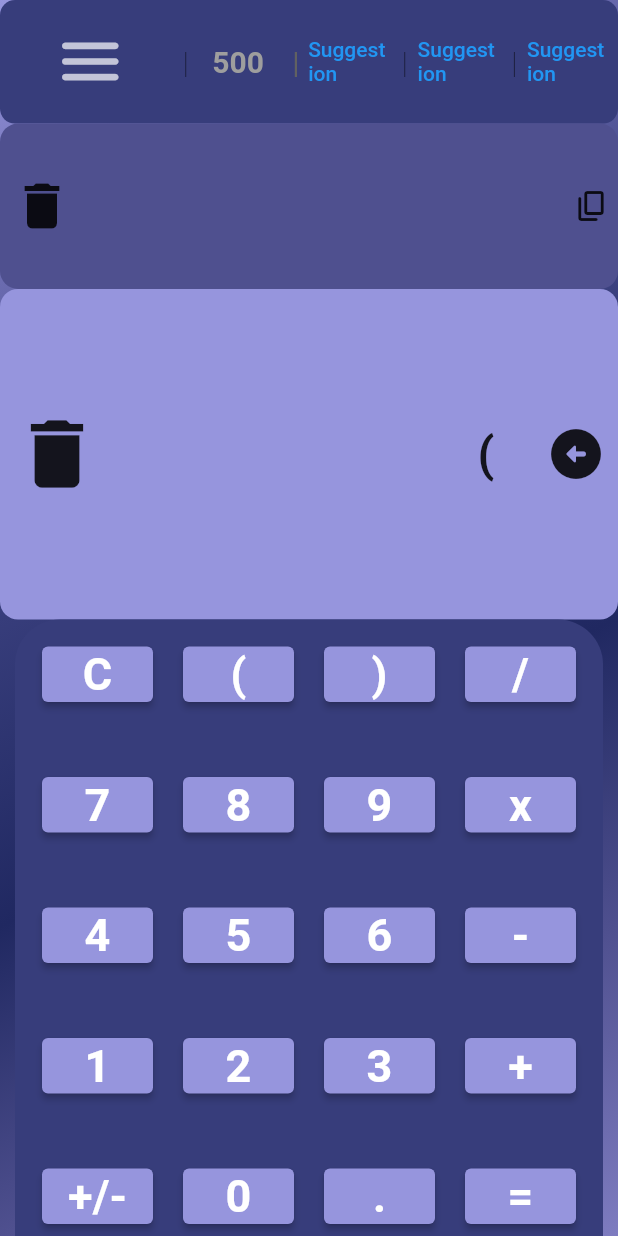
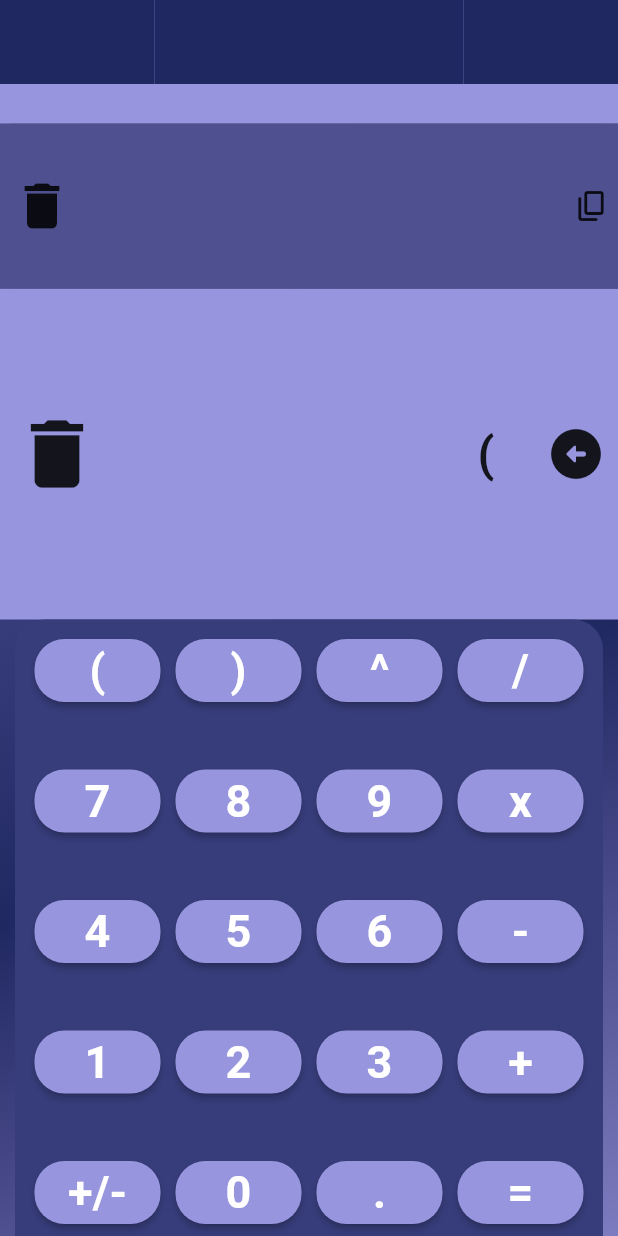
Before and after one commit to NuclearTea/calculator_app, a Flutter app: the screen it shows after launch, after a tap on an icon or button, on a phone screen of 412 x 824 dp. Run offline on Flutter 3.47's test engine with Material 2 defaults, Android fonts, the phone set to English and light mode, and no system bars; our stand-ins replace math_expressions; missing offline and left inert: circular_buffer, function_tree.

Commit message:
Updated Visuals

```diff
--- a/lib/main.dart
+++ b/lib/main.dart
@@ -4,6 +4,8 @@ import 'package:flutter/material.dart';
 import 'package:flutter/services.dart';
 import "package:math_expressions/math_expressions.dart";
 import "package:function_tree/function_tree.dart";
+import 'package:circular_buffer/circular_buffer.dart';
+// import 'package:calculator_app/suggestion_button.dart';
 
 void main() {
   runApp(const MyApp());
@@ -62,9 +64,9 @@ evaluateExpression(String equation) {
 
 class _MyHomePageState extends State<MyHomePage> {
   List<String> acceptableValues = [
-    "C",
     "(",
     ")",
+    "^",
     "/",
     "7",
     "8",
@@ -103,7 +105,13 @@ class _MyHomePageState extends State<MyHomePage> {
   String equalButton = "=";
   String decimalPoint = ".";
 
-  Queue recentHistory = Queue();
+  // Queue recentHistory = Queue();
+  // final recentHistory = CircularBuffer<String>(4);
+  // List<int> recentHistory = [];
+  List<String> recentHistory = List<int>.filled(4, 0).map((e) => "").toList();
+  // List<String> recentHistory = [];
+  // var recentHistory = "";
+  // List<String> recentHistory = List<String>.filled(4, " asdf");
   var displayString = "";
   var equation = "";
 
@@ -143,104 +151,25 @@ class _MyHomePageState extends State<MyHomePage> {
                 color: Color(primaryDark),
               ),
               height: MediaQuery.of(context).size.height * (heightScaleFactor),
-              child: Row(
-                mainAxisAlignment: MainAxisAlignment.spaceBetween,
-                children: <Widget>[
-                  SizedBox(
-                    width: MediaQuery.of(context).size.width * (7 / 24),
-                    height: MediaQuery.of(context).size.height *
-                        (heightScaleFactor),
-                    child: IconButton(
-                      iconSize: 50,
-                      icon: const Icon(
-                        Icons.menu_rounded,
-                        color: Colors.white70,
-                      ),
-                      onPressed: () {},
-                    ),
-                  ),
-                  SizedBox(
-                    width: MediaQuery.of(context).size.width *
-                        (dividerWidthScaleFactor),
-                    child: const Text(
-                      "|",
-                      textAlign: TextAlign.end,
-                      style: TextStyle(
-                        fontSize: 20,
-                        fontWeight: FontWeight.w100,
-                      ),
-                    ),
-                  ),
-                  SizedBox(
-                    width: MediaQuery.of(context).size.width *
-                        (suggestionWidthScaleFactor),
-                    height: MediaQuery.of(context).size.height *
-                        (heightScaleFactor),
-                    child: TextButton(
-                        onPressed: () {},
-                        child: const Text(
-                          "500",
-                          style: TextStyle(
-                              color: Colors.grey,
-                              fontWeight: FontWeight.bold,
-                              fontSize: 20),
-                        )),
-                  ),
-                  SizedBox(
-                    width: MediaQuery.of(context).size.width *
-                        (dividerWidthScaleFactor),
-                    child: Text(
-                      "|",
-                      textAlign: TextAlign.end,
-                      style:
-                          TextStyle(color: Colors.grey.shade700, fontSize: 20),
-                    ),
-                  ),
-                  SizedBox(
-                      width: MediaQuery.of(context).size.width *
-                          (suggestionWidthScaleFactor),
-                      height: MediaQuery.of(context).size.height *
-                          (heightScaleFactor),
-                      child: TextButton(
-                          onPressed: () {}, child: const Text("Suggestion"))),
-                  SizedBox(
-                    width: MediaQuery.of(context).size.width *
-                        (dividerWidthScaleFactor),
-                    child: const Text(
-                      "|",
-                      textAlign: TextAlign.end,
-                      style: TextStyle(
-                        fontSize: 20,
-                        fontWeight: FontWeight.w100,
-                      ),
-                    ),
-                  ),
-                  SizedBox(
-                      width: MediaQuery.of(context).size.width *
-                          (suggestionWidthScaleFactor),
-                      height: MediaQuery.of(context).size.height *
-                          (heightScaleFactor),
-                      child: TextButton(
-                          onPressed: () {}, child: const Text("Suggestion"))),
-                  SizedBox(
-                    width: MediaQuery.of(context).size.width *
-                        (dividerWidthScaleFactor),
-                    child: const Text(
-                      "|",
-                      textAlign: TextAlign.end,
-                      style: TextStyle(
-                        fontSize: 20,
-                        fontWeight: FontWeight.w100,
-                      ),
-                    ),
-                  ),
-                  SizedBox(
-                      width: MediaQuery.of(context).size.width *
-                          (suggestionWidthScaleFactor),
-                      height: MediaQuery.of(context).size.height *
-                          (heightScaleFactor),
-                      child: TextButton(
-                          onPressed: () {}, child: const Text("Suggestion"))),
+              // child: manualAppBar(heightScaleFactor: heightScaleFactor, dividerWidthScaleFactor: dividerWidthScaleFactor, suggestionWidthScaleFactor: suggestionWidthScaleFactor),
+              child: AppBar(
+                backgroundColor: Color(primaryLight),
+                actions: [
+                  suggestionButton(Color(secondaryDark), recentHistory, 0),
+                  suggestionButton(Color(secondaryDark), recentHistory, 1),
+                  suggestionButton(Color(secondaryDark), recentHistory, 2),
+                  suggestionButton(Color(secondaryDark), recentHistory, 3),
+                  // suggestionButton()
+
+                  //   ElevatedButton(
+                  //       onPressed: () => print("suggestion button 2 pressed"),
+                  //       child: Text(recentHistory[1].toString())),
+                  //   ElevatedButton(
+                  //       onPressed: () => print("suggestion button 3 pressed"),
+                  //       child: Text(recentHistory[2].toString())),
+                  //   ElevatedButton(
+                  //       onPressed: () => print("suggestion button 4 pressed"),
+                  //       child: Text(recentHistory[3].toString())),
                 ],
               ),
             ),
@@ -248,7 +177,7 @@ class _MyHomePageState extends State<MyHomePage> {
               flex: 1,
               child: Container(
                 decoration: BoxDecoration(
-                  borderRadius: BorderRadius.circular(12),
+                  // borderRadius: BorderRadius.circular(12),
                   color: Color(secondaryDefault),
                 ),
                 child: Row(
@@ -297,7 +226,7 @@ class _MyHomePageState extends State<MyHomePage> {
               child: Container(
                 decoration: BoxDecoration(
                   color: Color(primaryLight),
-                  borderRadius: BorderRadius.circular(12),
+                  // borderRadius: BorderRadius.circular(12),
                 ),
                 width: double.infinity,
                 child: Row(
@@ -340,8 +269,8 @@ class _MyHomePageState extends State<MyHomePage> {
               margin: const EdgeInsets.fromLTRB(10, 0, 10, 0),
               decoration: BoxDecoration(
                   borderRadius: const BorderRadius.only(
-                      topLeft: Radius.circular(30),
-                      topRight: Radius.circular(30)),
+                      topLeft: Radius.circular(20),
+                      topRight: Radius.circular(20)),
                   color: Color(primaryDark)),
               child: Padding(
                 padding: const EdgeInsets.all(8.0),
@@ -357,21 +286,24 @@ class _MyHomePageState extends State<MyHomePage> {
                     children: acceptableValues
                         .map(
                           (value) => Container(
-                            margin: const EdgeInsets.fromLTRB(10, 10, 10, 0),
-                            decoration: BoxDecoration(
-                                borderRadius: BorderRadius.circular(100)),
+                            margin: const EdgeInsets.fromLTRB(5, 5, 5, 0),
+                            // decoration: BoxDecoration(
+                            //     borderRadius: BorderRadius.circular(100)),
                             child: ElevatedButton(
                               style: ElevatedButton.styleFrom(
-                                  backgroundColor: Color(primaryLight)),
+                                  backgroundColor: Color(primaryLight),
+                                  shape: const RoundedRectangleBorder(
+                                      borderRadius: BorderRadius.all(
+                                          Radius.circular(20)))),
                               onPressed: () {
                                 setState(() {
-                                  if (value == clear) {
-                                    displayString = "";
-                                  } else if (value == equalButton) {
+                                  if (value == equalButton) {
                                     equation = displayString;
                                     var answer =
                                         displayString.replaceAll('x', "*");
                                     displayString =
+                                        evaluateExpression(answer).toString();
+                                    recentHistory[0] =
                                         evaluateExpression(answer).toString();
                                   } else {
                                     displayString += value;
@@ -401,4 +333,155 @@ class _MyHomePageState extends State<MyHomePage> {
       ),
     );
   }
+
+  Expanded suggestionButton(Color color, List<String> list, int index) {
+    return Expanded(
+      child: TextButton(
+          style: ButtonStyle(
+              backgroundColor: MaterialStateProperty.all(Color(secondaryDark)),
+              shape:
+                  MaterialStateProperty.all(const ContinuousRectangleBorder())),
+          onPressed: () {
+            setState(() {
+              displayString = displayString + list[index];
+            });
+            print("suggestion button ${index + 1} pressed");
+          },
+          child: Text(
+            list[index],
+            style: const TextStyle(
+                fontFamily: "Roboto",
+                fontWeight: FontWeight.bold,
+                fontSize: 16,
+                color: Colors.white54),
+          )),
+    );
+  }
+
+  /*
+    Returns index of which suggetstion button should be repopulated next
+  */
+  int whichButton(List<String> list) {
+    // first check if there are any empty suggestion button through the list of recent history
+    bool fullList;
+    // int indexOfEmptyButton;
+    for (int i = 0; i < list.length; i++) {
+      if (list[i] == "") {
+        // emptyButton = true;
+        // indexOfEmptyButton = i;
+        return i;
+      }
+    }
+
+    fullList = true;
+
+    return 0;
+  }
 }
+
+class manualAppBar extends StatelessWidget {
+  const manualAppBar({
+    Key? key,
+    required this.heightScaleFactor,
+    required this.dividerWidthScaleFactor,
+    required this.suggestionWidthScaleFactor,
+  }) : super(key: key);
+
+  final double heightScaleFactor;
+  final double dividerWidthScaleFactor;
+  final double suggestionWidthScaleFactor;
+
+  @override
+  Widget build(BuildContext context) {
+    return Row(
+      mainAxisAlignment: MainAxisAlignment.spaceBetween,
+      children: <Widget>[
+        SizedBox(
+          width: MediaQuery.of(context).size.width * (7 / 24),
+          height: MediaQuery.of(context).size.height * (heightScaleFactor),
+          child: IconButton(
+            iconSize: 50,
+            icon: const Icon(
+              Icons.menu_rounded,
+              color: Colors.white70,
+            ),
+            onPressed: () {},
+          ),
+        ),
+        SizedBox(
+          width: MediaQuery.of(context).size.width * (dividerWidthScaleFactor),
+          child: const Text(
+            "|",
+            textAlign: TextAlign.end,
+            style: TextStyle(
+              fontSize: 20,
+              fontWeight: FontWeight.w100,
+            ),
+          ),
+        ),
+        SizedBox(
+          width:
+              MediaQuery.of(context).size.width * (suggestionWidthScaleFactor),
+          height: MediaQuery.of(context).size.height * (heightScaleFactor),
+          child: TextButton(
+              onPressed: () {},
+              child: const Text(
+                "500",
+                style: TextStyle(
+                    color: Colors.grey,
+                    fontWeight: FontWeight.bold,
+                    fontSize: 20),
+              )),
+        ),
+        SizedBox(
+          width: MediaQuery.of(context).size.width * (dividerWidthScaleFactor),
+          child: Text(
+            "|",
+            textAlign: TextAlign.end,
+            style: TextStyle(color: Colors.grey.shade700, fontSize: 20),
+          ),
+        ),
+        SizedBox(
+            width: MediaQuery.of(context).size.width *
+                (suggestionWidthScaleFactor),
+            height: MediaQuery.of(context).size.height * (heightScaleFactor),
+            child:
+                TextButton(onPressed: () {}, child: const Text("Suggestion"))),
+        SizedBox(
+          width: MediaQuery.of(context).size.width * (dividerWidthScaleFactor),
+          child: const Text(
+            "|",
+            textAlign: TextAlign.end,
+            style: TextStyle(
+              fontSize: 20,
+              fontWeight: FontWeight.w100,
+            ),
+          ),
+        ),
+        SizedBox(
+            width: MediaQuery.of(context).size.width *
+                (suggestionWidthScaleFactor),
+            height: MediaQuery.of(context).size.height * (heightScaleFactor),
+            child:
+                TextButton(onPressed: () {}, child: const Text("Suggestion"))),
+        SizedBox(
+          width: MediaQuery.of(context).size.width * (dividerWidthScaleFactor),
+          child: const Text(
+            "|",
+            textAlign: TextAlign.end,
+            style: TextStyle(
+              fontSize: 20,
+              fontWeight: FontWeight.w100,
+            ),
+          ),
+        ),
+        SizedBox(
+            width: MediaQuery.of(context).size.width *
+                (suggestionWidthScaleFactor),
+            height: MediaQuery.of(context).size.height * (heightScaleFactor),
+            child:
+                TextButton(onPressed: () {}, child: const Text("Suggestion"))),
+      ],
+    );
+  }
+}
--- a/pubspec.yaml
+++ b/pubspec.yaml
@@ -38,6 +38,7 @@ dependencies:
   cupertino_icons: ^1.0.2
   math_expressions: ^2.3.1
   function_tree: ^0.8.13
+  circular_buffer: ^0.11.0
 
 dev_dependencies:
   flutter_test:
```
Also changed, not shown: lib/suggestion_button.dart (+61 -22 lines), pubspec.lock.
